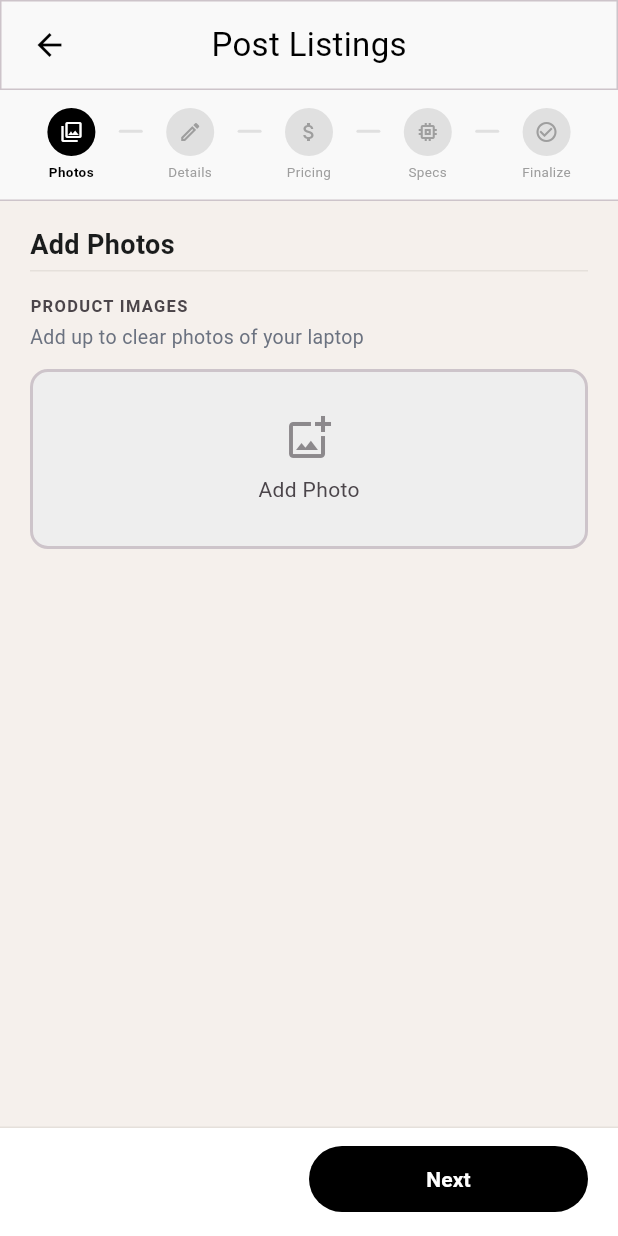
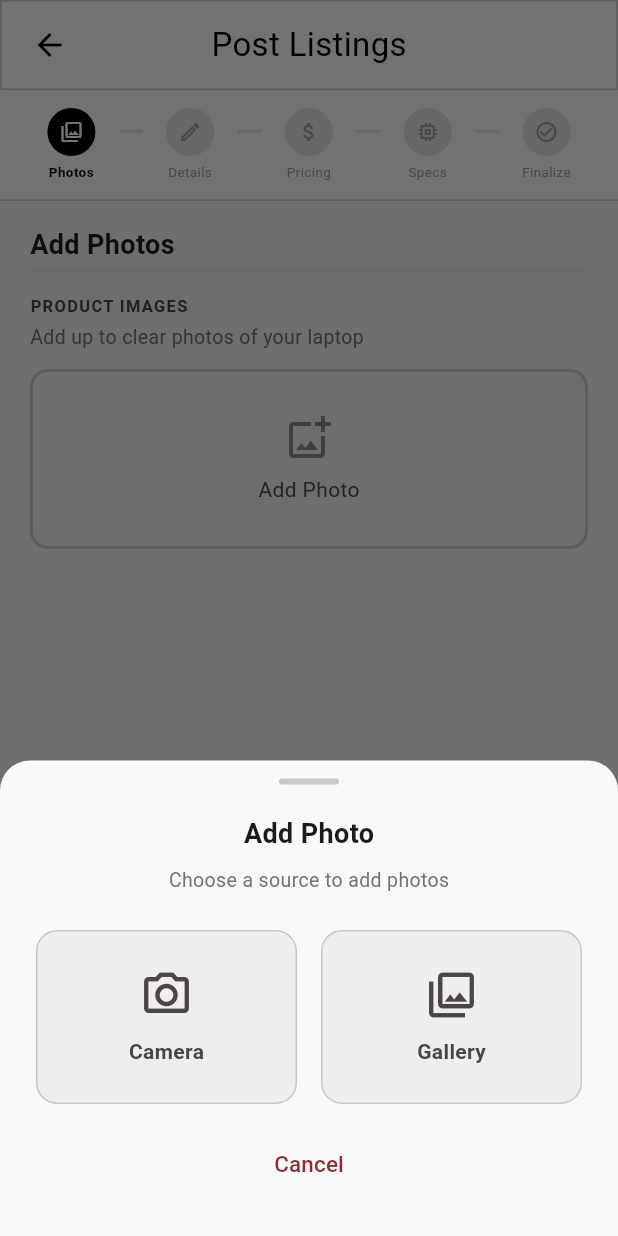
Before and after one commit to asrim10/elite_refurb_lap, a Flutter app: the AddLaptopScreen screen opened directly, after a tap on "Add Photo", on a phone screen of 412 x 824 dp. Run offline on Flutter 3.47's test engine with Material 3 defaults, Android fonts, the phone set to English and light mode, and no system bars; our stand-ins replace connectivity_plus, dartz, dio, equatable, flutter_riverpod, image_picker and 3 more; missing offline and left inert: baato_maps, dio_smart_retry; accounts and stored records are empty.

Commit message:
full_CRUD_flow_laptop

```diff
--- a/lib/features/laptop/data/datasources/laptop_datasource.dart
+++ b/lib/features/laptop/data/datasources/laptop_datasource.dart
@@ -10,7 +10,6 @@ abstract interface class ILaptopRemoteDataSource {
   Future<List<LaptopApiModel>> getSellerListings(String sellerId);
   Future<LaptopApiModel> create({
     required LaptopApiModel laptop,
-    required List<MultipartFile> images,
   });
   Future<LaptopApiModel> update({
     required String id,
--- a/lib/features/laptop/data/repositories/laptop_repository.dart
+++ b/lib/features/laptop/data/repositories/laptop_repository.dart
@@ -104,7 +104,6 @@ class LaptopRepository implements ILaptopRepository {
       final apiModel = LaptopApiModel.fromEntity(laptop);
       final model = await _laptopRemoteDataSource.create(
         laptop: apiModel,
-        images: [],
       );
       return Right(model.toEntity());
     } on DioException catch (e) {
--- a/lib/features/laptop/presentation/pages/add_laptop_screen.dart
+++ b/lib/features/laptop/presentation/pages/add_laptop_screen.dart
@@ -17,6 +17,7 @@ import 'package:dio/dio.dart';
 import 'package:flutter/material.dart';
 import 'package:flutter_riverpod/flutter_riverpod.dart';
 import 'package:image_picker/image_picker.dart';
+import 'package:permission_handler/permission_handler.dart';
 
 class AddLaptopScreen extends ConsumerStatefulWidget {
   const AddLaptopScreen({super.key});
@@ -96,6 +97,156 @@ class _AddLaptopScreenState extends ConsumerState<AddLaptopScreen> {
   // --- Image Picker ---
 
   Future<void> _pickImage() async {
+    await _showImageSourceModal();
+  }
+
+  Future<void> _showImageSourceModal() async {
+    await showModalBottomSheet(
+      context: context,
+      backgroundColor: const Color(0xFFF9F9F9),
+      shape: const RoundedRectangleBorder(
+        borderRadius: BorderRadius.vertical(top: Radius.circular(20)),
+      ),
+      builder: (context) => SafeArea(
+        child: Padding(
+          padding: const EdgeInsets.fromLTRB(24, 12, 24, 24),
+          child: Column(
+            mainAxisSize: MainAxisSize.min,
+            children: [
+              // Drag handle
+              Container(
+                width: 40,
+                height: 4,
+                margin: const EdgeInsets.only(bottom: 20),
+                decoration: BoxDecoration(
+                  color: const Color(0xFFCDC4CA),
+                  borderRadius: BorderRadius.circular(2),
+                ),
+              ),
+              const Text(
+                'Add Photo',
+                style: TextStyle(
+                  fontSize: 18,
+                  fontWeight: FontWeight.w600,
+                  color: Color(0xFF1A1C1C),
+                ),
+              ),
+              const SizedBox(height: 8),
+              const Text(
+                'Choose a source to add photos',
+                style: TextStyle(
+                  fontSize: 13,
+                  color: Color(0xFF6B7280),
+                ),
+              ),
+              const SizedBox(height: 24),
+              Row(
+                children: [
+                  Expanded(
+                    child: _buildSourceOption(
+                      icon: Icons.camera_alt_outlined,
+                      label: 'Camera',
+                      onTap: () {
+                        Navigator.of(context).pop();
+                        _pickFromCamera();
+                      },
+                    ),
+                  ),
+                  const SizedBox(width: 16),
+                  Expanded(
+                    child: _buildSourceOption(
+                      icon: Icons.photo_library_outlined,
+                      label: 'Gallery',
+                      onTap: () {
+                        Navigator.of(context).pop();
+                        _pickFromGallery();
+                      },
+                    ),
+                  ),
+                ],
+              ),
+              const SizedBox(height: 16),
+              SizedBox(
+                width: double.infinity,
+                child: TextButton(
+                  onPressed: () => Navigator.of(context).pop(),
+                  style: TextButton.styleFrom(
+                    foregroundColor: const Color(0xFF8A3030),
+                    padding: const EdgeInsets.symmetric(vertical: 12),
+                  ),
+                  child: const Text(
+                    'Cancel',
+                    style: TextStyle(fontSize: 15, fontWeight: FontWeight.w500),
+                  ),
+                ),
+              ),
+            ],
+          ),
+        ),
+      ),
+    );
+  }
+
+  Widget _buildSourceOption({
+    required IconData icon,
+    required String label,
+    required VoidCallback onTap,
+  }) {
+    return GestureDetector(
+      onTap: onTap,
+      child: Container(
+        padding: const EdgeInsets.symmetric(vertical: 24),
+        decoration: BoxDecoration(
+          color: const Color(0xFFEEEEEE),
+          borderRadius: BorderRadius.circular(14),
+          border: Border.all(color: const Color(0xFFCDC4CA)),
+        ),
+        child: Column(
+          children: [
+            Icon(icon, size: 36, color: const Color(0xFF4B454A)),
+            const SizedBox(height: 10),
+            Text(
+              label,
+              style: const TextStyle(
+                fontSize: 14,
+                fontWeight: FontWeight.w600,
+                color: Color(0xFF4B454A),
+              ),
+            ),
+          ],
+        ),
+      ),
+    );
+  }
+
+  Future<void> _pickFromCamera() async {
+    final status = await Permission.camera.request();
+    if (!status.isGranted) {
+      _showSnackBar('Camera permission is required to take photos');
+      return;
+    }
+
+    final image = await _imagePicker.pickImage(
+      source: ImageSource.camera,
+      maxWidth: 1200,
+      maxHeight: 1200,
+      imageQuality: 85,
+    );
+    if (image != null) {
+      setState(() => _selectedImages.add(File(image.path)));
+    }
+  }
+
+  Future<void> _pickFromGallery() async {
+    final status = await Permission.photos.request();
+    if (!status.isGranted) {
+      final storageStatus = await Permission.storage.request();
+      if (!storageStatus.isGranted) {
+        _showSnackBar('Gallery permission is required to select photos');
+        return;
+      }
+    }
+
     final images = await _imagePicker.pickMultiImage(
       maxWidth: 1200,
       maxHeight: 1200,
```
Also changed, not shown: lib/features/laptop/data/datasources/remote/laptop_remote_datasource.dart (+5 -12 lines).
